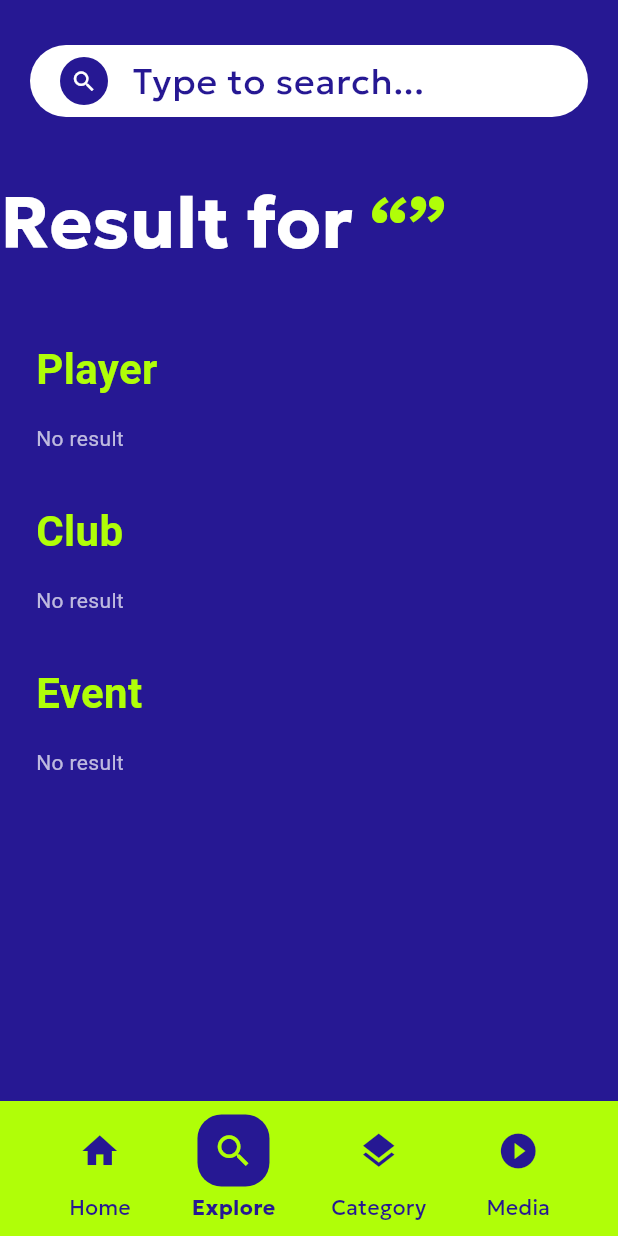
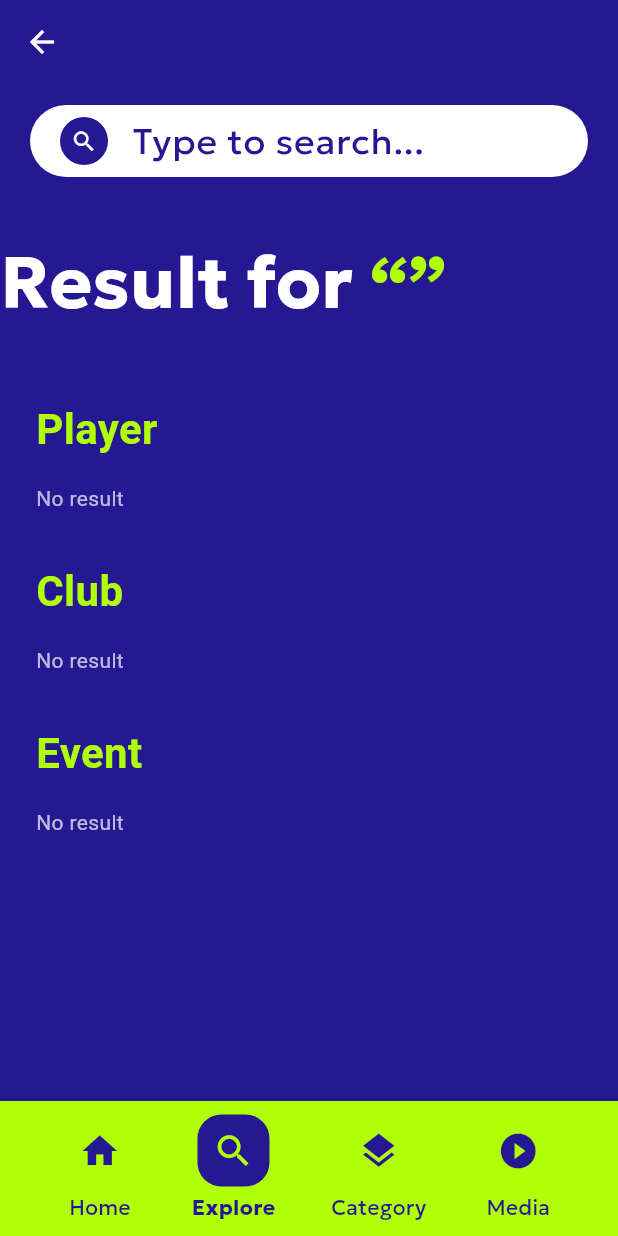
Before and after one commit to PBP-kelompok-B11/pbp-b11-mobile, a Flutter app: the SearchResultPage screen opened directly with empty values, on a phone screen of 412 x 824 dp. Run offline on Flutter 3.47's test engine with Material 3 defaults, Android fonts, the phone set to English and light mode, and no system bars; our stand-ins replace youtube_player_flutter; missing offline and left inert: pbp_django_auth.

Commit message:
nambahin tombol back di search

```diff
--- a/beyond90/lib/search/screen/search_result.dart
+++ b/beyond90/lib/search/screen/search_result.dart
@@ -47,7 +47,6 @@ class _SearchResultPageState extends State<SearchResultPage> {
     super.initState();
     _controller = TextEditingController(text: widget.query);
 
-    // Inisialisasi Future saat pertama kali dibuka
     _players = _fetchPlayers(widget.query);
     _clubs = _fetchClubs(widget.query);
     _events = _fetchEvents(widget.query);
@@ -92,6 +91,16 @@ class _SearchResultPageState extends State<SearchResultPage> {
   Widget build(BuildContext context) {
     return Scaffold(
       backgroundColor: AppColors.indigo,
+
+      // ✅ APPBAR DENGAN TOMBOL BACK
+      appBar: AppBar(
+        backgroundColor: Colors.transparent,
+        elevation: 0,
+        leading: const BackButton(
+          color: Colors.white,
+        ),
+      ),
+
       bottomNavigationBar: BottomNavbar(
         selectedIndex: 1,
         onTap: (index) {
@@ -110,13 +119,15 @@ class _SearchResultPageState extends State<SearchResultPage> {
           }
         },
       ),
+
       body: SafeArea(
+        bottom: false,
         child: SingleChildScrollView(
           padding: const EdgeInsets.only(bottom: 120),
           child: Column(
             crossAxisAlignment: CrossAxisAlignment.start,
             children: [
-              const SizedBox(height: 24),
+              const SizedBox(height: 8),
 
               SearchBarWidget(
                 controller: _controller,
@@ -124,7 +135,10 @@ class _SearchResultPageState extends State<SearchResultPage> {
               ),
 
               const SizedBox(height: 32),
-              ResultTitle(query: _controller.text, keyword: _controller.text),
+              ResultTitle(
+                query: _controller.text,
+                keyword: _controller.text,
+              ),
 
               const SizedBox(height: 32),
 
```
Also changed, not shown: beyond90/lib/search/service/search_service.dart (+13 -6 lines). Lines whose indentation alone changed are shown as unchanged.
